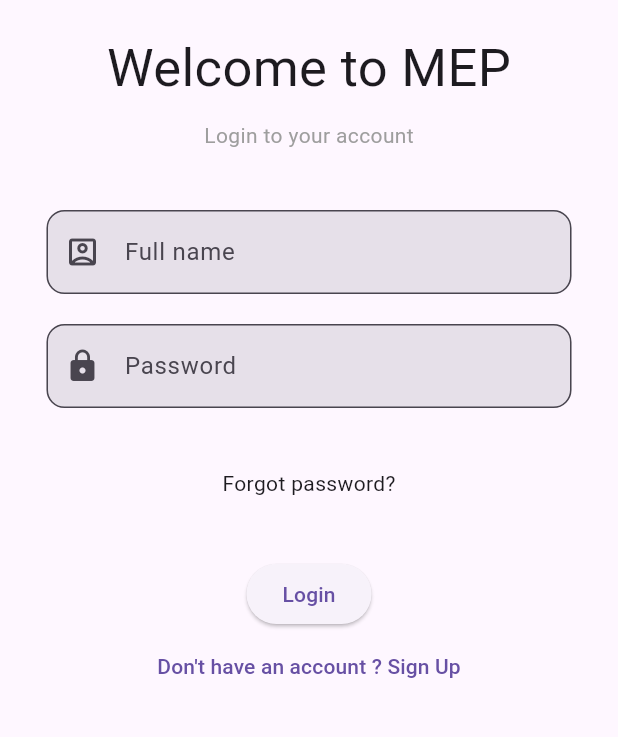
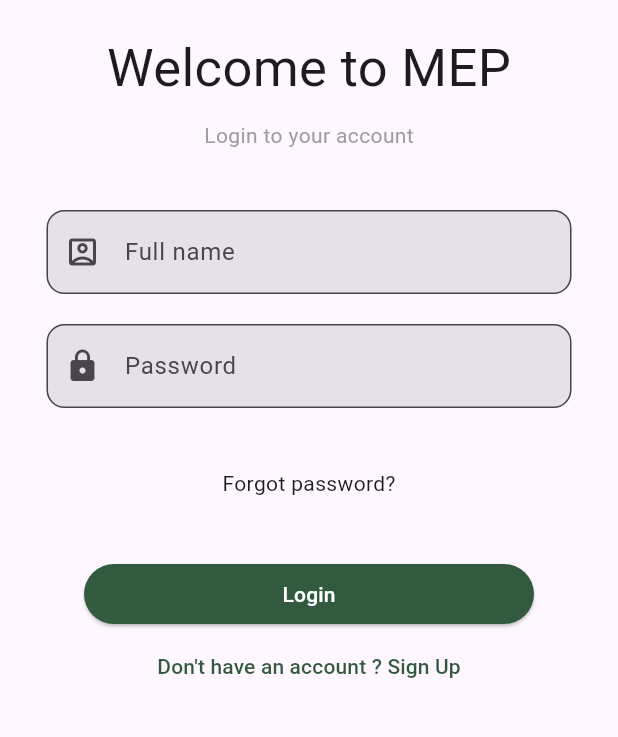
Before and after one commit to GDSC-IUC-Teknik-Takim/MEP, a Flutter app: the screen it shows after launch, on a phone screen of 412 x 824 dp, the part 384-1121 px from its top. Run offline on Flutter 3.47's test engine with Material 3 defaults, Android fonts, the phone set to English and light mode, and no system bars.

Commit message:
login butonu eklendi

```diff
--- a/lib/app/views/login_screen_view.dart
+++ b/lib/app/views/login_screen_view.dart
@@ -50,21 +50,45 @@ class LoginScreen extends StatelessWidget {
             SizedBox(height: 40),
             Text("Forgot password?"),
             SizedBox(height: 40),
-            ElevatedButton(
-              onPressed: () {
-                // Implement login logic
-              },
-              child: Text('Login'),
-            ),
+            LoginButton(),
 
             TextButton(
               onPressed: () {
                 // Navigate to signup screen
               },
-              child: Text("Don't have an account ? Sign Up"),
+              child: Text("Don't have an account ? Sign Up",
+                  style: TextStyle(color:Color.fromRGBO(50, 90, 62, 100)))
             ),
           ],
         ),
+      ),
+    );
+  }
+}
+
+class LoginButton extends StatefulWidget {
+  const LoginButton({
+    super.key,
+  });
+
+  @override
+  State<LoginButton> createState() => _LoginButtonState();
+}
+
+class _LoginButtonState extends State<LoginButton> {
+  @override
+  Widget build(BuildContext context) {
+    return ElevatedButton(
+      onPressed: () {
+        // Implement login logic
+      },
+
+      style: ElevatedButton.styleFrom(
+        backgroundColor: Color.fromRGBO(50, 90, 62, 100),
+      fixedSize:Size(300,10)),
+
+      child: Text('Login',textScaleFactor: 1,
+        style: TextStyle(color:Colors.white),
       ),
     );
   }
```
Also changed, not shown: assets/Dalga.jpg (deleted).
